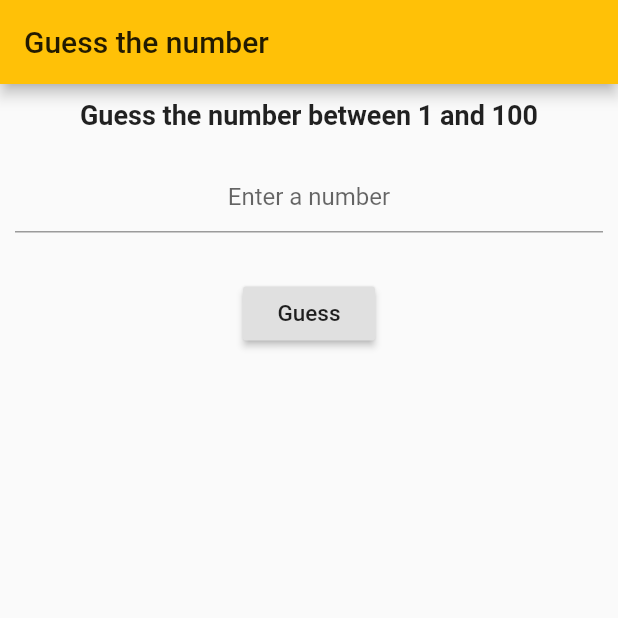
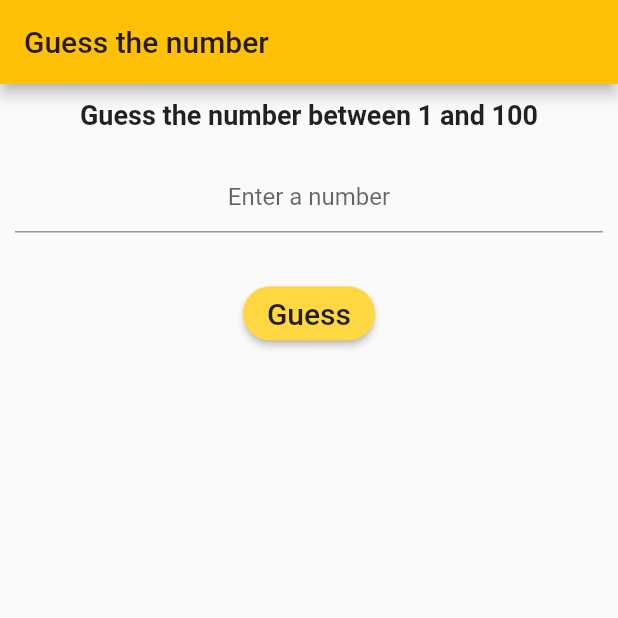
Before and after one commit to samuell324/flutter_app, a Flutter app: the screen it shows after launch, on a phone screen of 412 x 824 dp, the top half of it. Run offline on Flutter 3.47's test engine with Material 2 defaults, Android fonts, the phone set to English and light mode, and no system bars.

Commit message:
style RaisedButton

```diff
--- a/lib/main.dart
+++ b/lib/main.dart
@@ -63,9 +63,11 @@ class _HomePageState extends State<HomePage> {
               child: RaisedButton(
                 child: Text(
                   'Guess',
-                  style: TextStyle(fontSize: 15),
+                  style: TextStyle(fontSize: 20),
                 ),
                 onPressed: () {},
+                color: Colors.amberAccent,
+                shape: new RoundedRectangleBorder(borderRadius: BorderRadius.circular(20)),
               ),
             )
           ],
```
